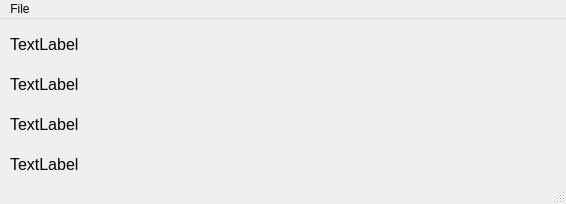
jackodirks/Countdown_Timer, file mainwindow.ui: the form before one commit.
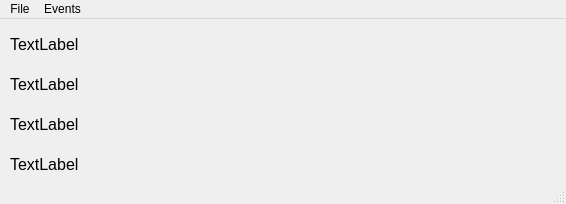
The form after the commit.

Diff of the .ui file:
```diff
--- a/mainwindow.ui
+++ b/mainwindow.ui
@@ -99,7 +99,7 @@
      <x>0</x>
      <y>0</y>
      <width>566</width>
-     <height>21</height>
+     <height>27</height>
     </rect>
    </property>
    <widget class="QMenu" name="menuFile">
@@ -108,7 +108,13 @@
     </property>
     <addaction name="actionExit"/>
    </widget>
+   <widget class="QMenu" name="menuEvents">
+    <property name="title">
+     <string>Events</string>
+    </property>
+   </widget>
    <addaction name="menuFile"/>
+   <addaction name="menuEvents"/>
   </widget>
   <widget class="QStatusBar" name="statusBar"/>
   <action name="actionExit">
```
